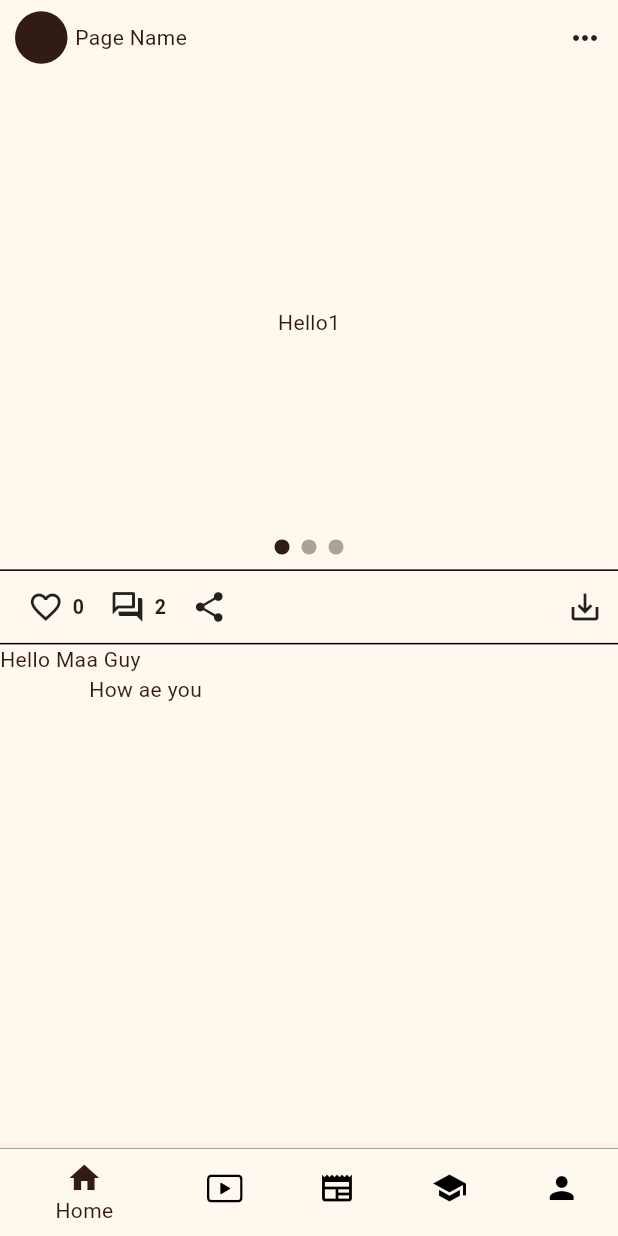
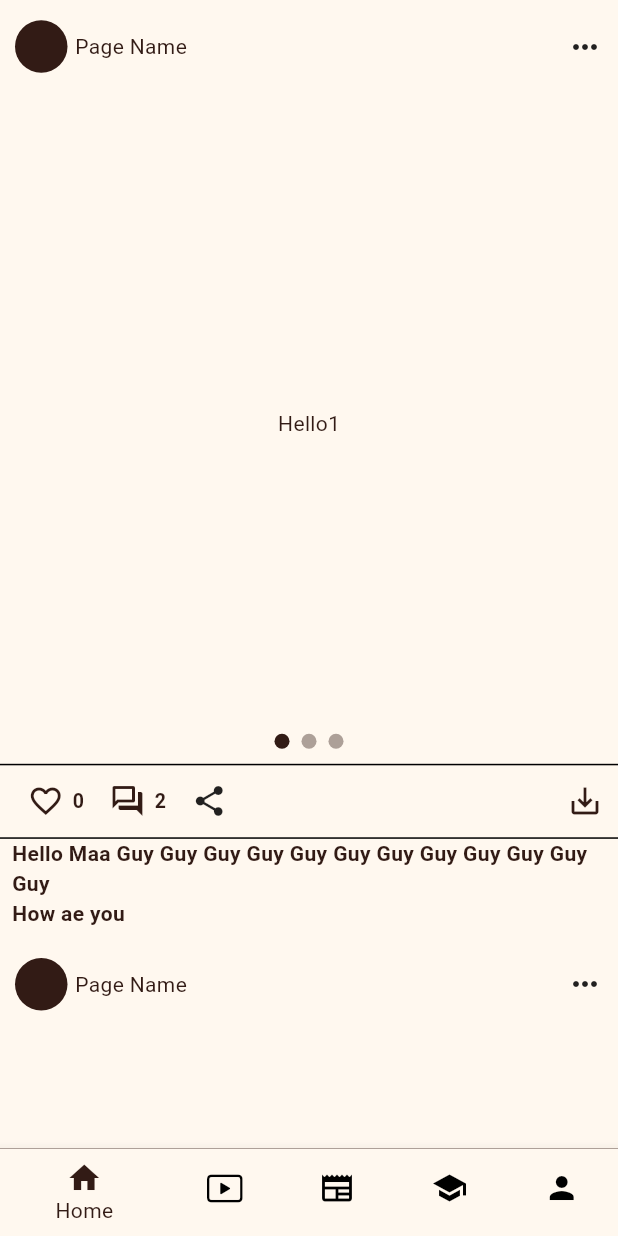
Before and after one commit to Prostorm11/eco_world, a Flutter app: the screen it shows after launch, on a phone screen of 412 x 824 dp. Run offline on Flutter 3.47's test engine with Material 3 defaults, Android fonts, the light colour scheme and no system bars; drawn by our look-alikes of smooth_page_indicator; our stand-ins replace video_player.

Commit message:
ReelAnd HomeProgress3

```diff
--- a/lib/screens/HomeScreen/components/gallerybox.dart
+++ b/lib/screens/HomeScreen/components/gallerybox.dart
@@ -32,7 +32,8 @@ class _GalleryboxState extends State<Gallerybox> {
   @override
   Widget build(BuildContext context) {
     final cs = Theme.of(context).colorScheme;
-    return SizedBox(
+    return Container(
+      margin: const EdgeInsets.symmetric(vertical: 6),
       width: double.infinity,
       child: Column(
         crossAxisAlignment: CrossAxisAlignment.start,
@@ -68,7 +69,7 @@ class _GalleryboxState extends State<Gallerybox> {
             ),
           ),
           SizedBox(
-            height: MediaQuery.of(context).size.height*0.4,
+            height: MediaQuery.of(context).size.height*0.55,
             /* color: Colors.red, */
             child: Stack(
               alignment: Alignment.bottomCenter,
@@ -116,7 +117,7 @@ class _GalleryboxState extends State<Gallerybox> {
                         child:  SizedBox(
                             child: Row(
                           children: [
-                            const Icon(Icons.favorite_border),
+                             Icon(Icons.favorite_border,color: cs.onSurface,),
                             const SizedBox(
                               width: 6,
                             ),
@@ -132,15 +133,15 @@ class _GalleryboxState extends State<Gallerybox> {
                         onTap: () {
                           showCustomCommentModal(context);
                         },
-                        child: const SizedBox(
+                        child:  SizedBox(
                             child: Row(
                           mainAxisAlignment: MainAxisAlignment.spaceBetween,
                           children: [
-                            Icon(Icons.forum_outlined),
-                            SizedBox(
+                            Icon(Icons.forum_outlined,color:cs.onSurface,),
+                            const SizedBox(
                               width: 6,
                             ),
-                            Text(
+                            const Text(
                               "2",
                               style: TextStyle(
                                   fontSize: 13, fontWeight: FontWeight.w700),
@@ -152,16 +153,19 @@ class _GalleryboxState extends State<Gallerybox> {
                     ],
                   ),
                 ),
-                const Icon(Icons.save_alt_outlined),
+                 Icon(Icons.save_alt_outlined,color: cs.onSurface,),
               ],
             ),
           ),
-          const SizedBox(
+           const SizedBox(
             child: Column(
               crossAxisAlignment: CrossAxisAlignment.start,
               children: [
-                Text('''Hello Maa Guy
-                How ae you''')
+                Padding(
+                  padding: EdgeInsets.symmetric(horizontal:8.0),
+                  child: Text('''Hello Maa Guy Guy Guy Guy Guy Guy Guy Guy Guy Guy Guy Guy
+How ae you''',style: TextStyle(fontSize: 14,fontWeight: FontWeight.w600),),
+                )
               ],
             ),
           ),
--- a/lib/screens/HomeScreen/home.dart
+++ b/lib/screens/HomeScreen/home.dart
@@ -11,10 +11,14 @@ class HomeScreen extends StatefulWidget {
 class _HomeScreenState extends State<HomeScreen> {
   @override
   Widget build(BuildContext context) {
-    return  const SizedBox(
-      child:   Center(
-        child: Gallerybox()
-      ),
-    );
+    return const SingleChildScrollView(
+        child: Column(
+      children: [
+        Gallerybox(),
+        Gallerybox(),
+        Gallerybox(),
+        Gallerybox(),
+      ],
+    ));
   }
 }
--- a/lib/screens/ReelsScreen/reels.dart
+++ b/lib/screens/ReelsScreen/reels.dart
@@ -1,3 +1,4 @@
+import 'package:eco_world/screens/ReelsScreen/components/actionbar.dart';
 import 'package:eco_world/screens/ReelsScreen/components/videobox.dart';
 import 'package:flutter/material.dart';
 import 'package:video_player/video_player.dart';
@@ -88,6 +89,7 @@ class _ReelsScreenState extends State<ReelsScreen> {
               : const Center(child: CircularProgressIndicator());
         },
       ),
+
     );
   }
 }
```
Also changed, not shown: lib/screens/ReelsScreen/components/actionbar.dart (+80 -0 lines), lib/screens/ReelsScreen/components/videobox.dart (+6 -5 lines).
